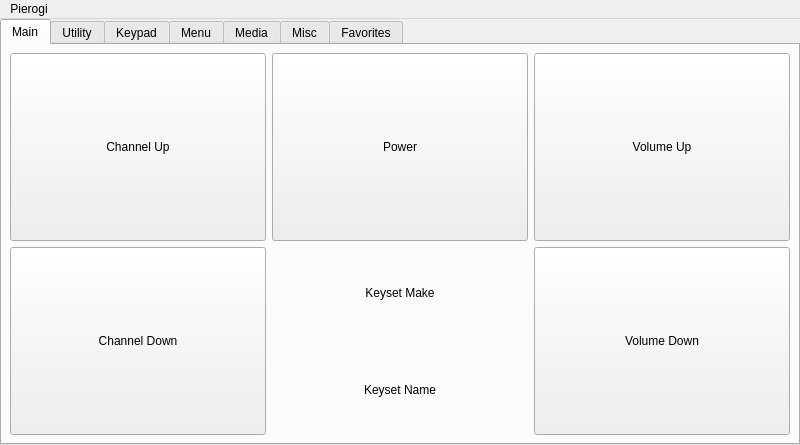
Before: the Qt Designer form mainwindow.ui in jpietrzak8/Pierogi, drawn with Qt 5.
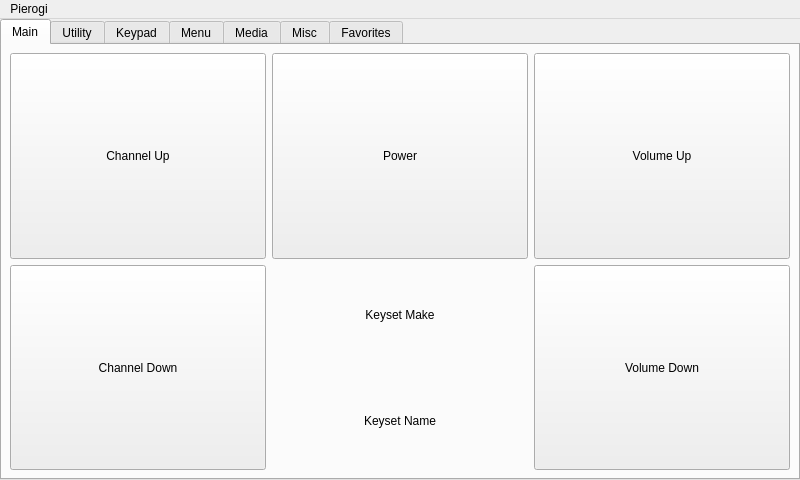
After: the same form once the commit is applied. Icons and pictures are not drawn.

```diff
--- a/mainwindow.ui
+++ b/mainwindow.ui
@@ -7,7 +7,7 @@
     <x>0</x>
     <y>0</y>
     <width>800</width>
-    <height>445</height>
+    <height>480</height>
    </rect>
   </property>
   <property name="sizePolicy">
```
